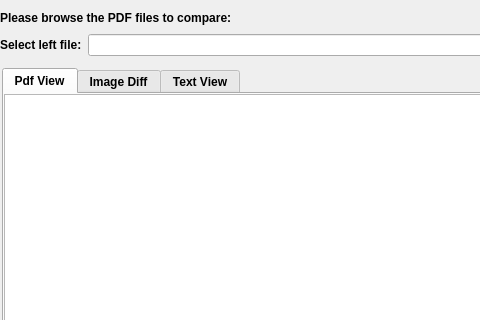
Above: src/ui.ui from mcagriaksoy/diff_merge_pdf before the change; both pictures show x 0 to 480 and y 0 to 320 of the 1225 by 758 pixel window. Below: the same form after it.
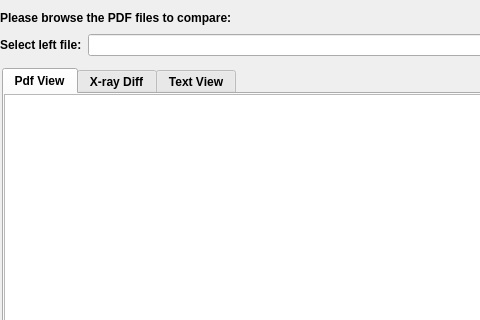
That is the form after the change. Icons and pictures are not drawn.

Commit message: v0.0.3 supportive doc add

```diff
--- a/src/ui.ui
+++ b/src/ui.ui
@@ -165,7 +165,7 @@
        </widget>
        <widget class="QWidget" name="tab_3">
         <attribute name="title">
-         <string>Image Diff</string>
+         <string>X-ray Diff</string>
         </attribute>
         <widget class="QGraphicsView" name="graphicsView_3">
          <property name="geometry">
```
The commit also changes 1 other file.
